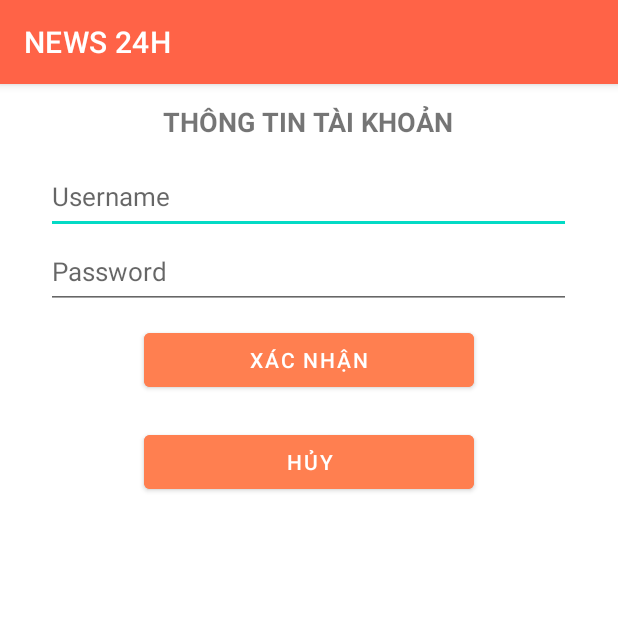
After one commit to tntbinh/LTDD_TH109-C91A_Nhom1, an Android app: the RegisterActivity screen opened directly, with no data from a screen before it, on a phone screen of 412 x 824 dp, the top half of it. The commit adds this screen. Run offline under Robolectric (Android 15) with nearby library versions, the phone set to English and light mode, and no system bars; our stand-ins replace Firebase (no records; nobody signed in at launch, a user with empty details on screens opened directly).

Commit message:
Add Register page and firebase for user

```diff
--- a/NewsApp/app/build.gradle
+++ b/NewsApp/app/build.gradle
@@ -1,5 +1,6 @@
 plugins {
     id 'com.android.application'
+    id 'com.google.gms.google-services'
 }
 
 android {
@@ -31,13 +32,16 @@ android {
 }
 
 dependencies {
-
+    implementation platform('com.google.firebase:firebase-bom:28.4.1')
+    implementation 'com.google.firebase:firebase-database'
+    implementation 'com.google.firebase:firebase-analytics'
     implementation 'androidx.appcompat:appcompat:1.3.1'
     implementation 'com.google.android.material:material:1.4.0'
     implementation 'androidx.constraintlayout:constraintlayout:2.1.0'
     implementation 'androidx.legacy:legacy-support-v4:1.0.0'
     implementation 'androidx.navigation:navigation-fragment:2.3.5'
     implementation 'androidx.navigation:navigation-ui:2.3.5'
+    implementation 'com.google.firebase:firebase-database:20.0.1'
     testImplementation 'junit:junit:4.+'
     androidTestImplementation 'androidx.test.ext:junit:1.1.3'
     androidTestImplementation 'androidx.test.espresso:espresso-core:3.4.0'
--- /dev/null
+++ b/NewsApp/app/src/main/java/com/example/newsapp/RegisterActivity.java
@@ -0,0 +1,116 @@
+package com.example.newsapp;
+
+import androidx.appcompat.app.AppCompatActivity;
+
+import android.content.Intent;
+import android.os.Bundle;
+import android.view.View;
+import android.widget.Button;
+import android.widget.EditText;
+import android.widget.Toast;
+
+import com.example.newsapp.object.User;
+import com.google.firebase.database.DataSnapshot;
+import com.google.firebase.database.DatabaseError;
+import com.google.firebase.database.DatabaseReference;
+import com.google.firebase.database.FirebaseDatabase;
+import com.google.firebase.database.ValueEventListener;
+
+import java.util.ArrayList;
+
+public class RegisterActivity extends AppCompatActivity {
+
+    Button confirm, close;
+    ArrayList<User> userList = new ArrayList<>();
+
+
+    @Override
+    protected void onCreate(Bundle savedInstanceState) {
+        super.onCreate(savedInstanceState);
+        setContentView(R.layout.activity_register);
+
+        getAllUser();
+        confirm = findViewById(R.id.btn_confirm);
+        close = findViewById(R.id.btn_close);
+        EditText edtUserName = findViewById(R.id.edtName);
+        EditText edtPassword = findViewById(R.id.edtEmail);
+
+        confirm.setOnClickListener(new View.OnClickListener() {
+            @Override
+            public void onClick(View view) {
+                String txt_username = edtUserName.getText().toString();
+                String txt_password = edtPassword.getText().toString();
+                if (txt_username.length() > 0){
+                    if (txt_password.length() > 0){
+                        User new_user = new User(txt_username, txt_password);
+                        if(!checkUserExist(new_user)){
+                            addUser(new_user);
+                            Intent intent = new Intent(RegisterActivity.this, MainActivity.class);
+                            startActivity(intent);
+                        }
+                        else{
+                            edtUserName.setText("");
+                            edtPassword.setText("");
+                            edtUserName.setHint("Tài khoản đã tồn tại");
+                            edtPassword.setHint("Tài khoản đã tồn tại");
+                        }
+                    }
+                }
+                else{
+                    edtUserName.setText("");
+                    edtPassword.setText("");
+                    edtUserName.setHint("Không hợp lệ");
+                    edtPassword.setHint("Không hợp lệ");
+                }
+            }
+        });
+        close.setOnClickListener(new View.OnClickListener() {
+            @Override
+            public void onClick(View view) {
+                Intent intent = new Intent(RegisterActivity.this, MainActivity.class);
+                startActivity(intent);
+            }
+        });
+
+    }
+
+    private boolean checkUserExist(User user){
+        boolean flag = false;
+        for (int i = 0; i < userList.size(); i++) {
+            if (userList.get(i).getUsername().equals(user.getUsername())){
+                flag = true;
+                break;
+            }
+        }
+        return flag;
+    }
+
+    private void getAllUser(){
+        FirebaseDatabase database = FirebaseDatabase.getInstance();
+        DatabaseReference allPost = database.getReference("users");
+
+        allPost.addValueEventListener(new ValueEventListener() {
+            @Override
+            public void onDataChange(DataSnapshot dataSnapshot) {
+                for (DataSnapshot item : dataSnapshot.getChildren()) {
+                    User getuser = item.getValue(User.class);
+                    userList.add(getuser);
+                }
+
+            }
+
+            @Override
+            public void onCancelled(DatabaseError error) {
+                Toast.makeText(RegisterActivity.this, "Get list users fail", Toast.LENGTH_SHORT).show();
+            }
+        });
+
+    }
+
+    private void addUser(User user){
+        FirebaseDatabase database = FirebaseDatabase.getInstance();
+        DatabaseReference myRef = database.getReference("users");
+        String pathObject = String.valueOf(user.getUsername());
+        myRef.child(pathObject).setValue(user);
+    }
+}
--- a/NewsApp/app/src/main/java/com/example/newsapp/object/User.java
+++ b/NewsApp/app/src/main/java/com/example/newsapp/object/User.java
@@ -3,6 +3,9 @@ package com.example.newsapp.object;
 public class User {
 
     String username, password;
+    public User(){
+    }
+
     public User(String username, String password){
         this.username = username;
         this.password = password;
@@ -23,4 +26,6 @@ public class User {
     public void setUsername(String username) {
         this.username = username;
     }
+
+
 }
--- /dev/null
+++ b/NewsApp/app/src/main/res/layout/activity_register.xml
@@ -0,0 +1,49 @@
+<?xml version="1.0" encoding="utf-8"?>
+<LinearLayout xmlns:android="http://schemas.android.com/apk/res/android"
+        android:layout_width="match_parent"
+        android:layout_height="wrap_content"
+        android:gravity="center"
+        android:orientation="vertical">
+
+    <TextView
+            android:layout_width="350dp"
+            android:layout_height="50dp"
+            android:textStyle="bold"
+            android:gravity="center"
+            android:textSize="18dp"
+            android:text="THÔNG TIN TÀI KHOẢN"/>
+
+    <EditText
+            android:id="@+id/edtName"
+            android:layout_width="350dp"
+            android:layout_height="50dp"
+            android:textColor="#000000"
+            android:textSize="17dp"
+            android:hint="Username"/>
+
+    <EditText
+            android:id="@+id/edtEmail"
+            android:inputType="textPassword"
+            android:layout_width="350dp"
+            android:layout_height="50dp"
+            android:textColor="#000000"
+            android:textSize="17dp"
+            android:hint="Password"/>
+
+    <Button
+            android:id="@+id/btn_confirm"
+            android:layout_width="220dp"
+            android:layout_height="wrap_content"
+            android:layout_margin="10dp"
+            android:backgroundTint="@color/coral"
+            android:text="Xác nhận" />
+
+    <Button
+            android:id="@+id/btn_close"
+            android:layout_width="220dp"
+            android:layout_height="wrap_content"
+            android:layout_margin="10dp"
+            android:backgroundTint="@color/coral"
+            android:text="Hủy" />
+
+</LinearLayout>
--- a/NewsApp/build.gradle
+++ b/NewsApp/build.gradle
@@ -6,6 +6,7 @@ buildscript {
     }
     dependencies {
         classpath "com.android.tools.build:gradle:7.0.2"
+        classpath 'com.google.gms:google-services:4.3.10'
 
         // NOTE: Do not place your application dependencies here; they belong
         // in the individual module build.gradle files
```
Also changed, not shown: NewsApp/app/src/main/AndroidManifest.xml (+7 -4 lines), NewsApp/app/src/main/java/com/example/newsapp/ArticleAdapter.java (+6 -15 lines), NewsApp/app/src/main/java/com/example/newsapp/ItemClickListener.java (deleted, +0 -7 lines), NewsApp/app/src/main/java/com/example/newsapp/MainActivity.java (+53 -20 lines), NewsApp/app/src/main/res/layout/activity_main.xml (+8 -0 lines), 2 other files.
